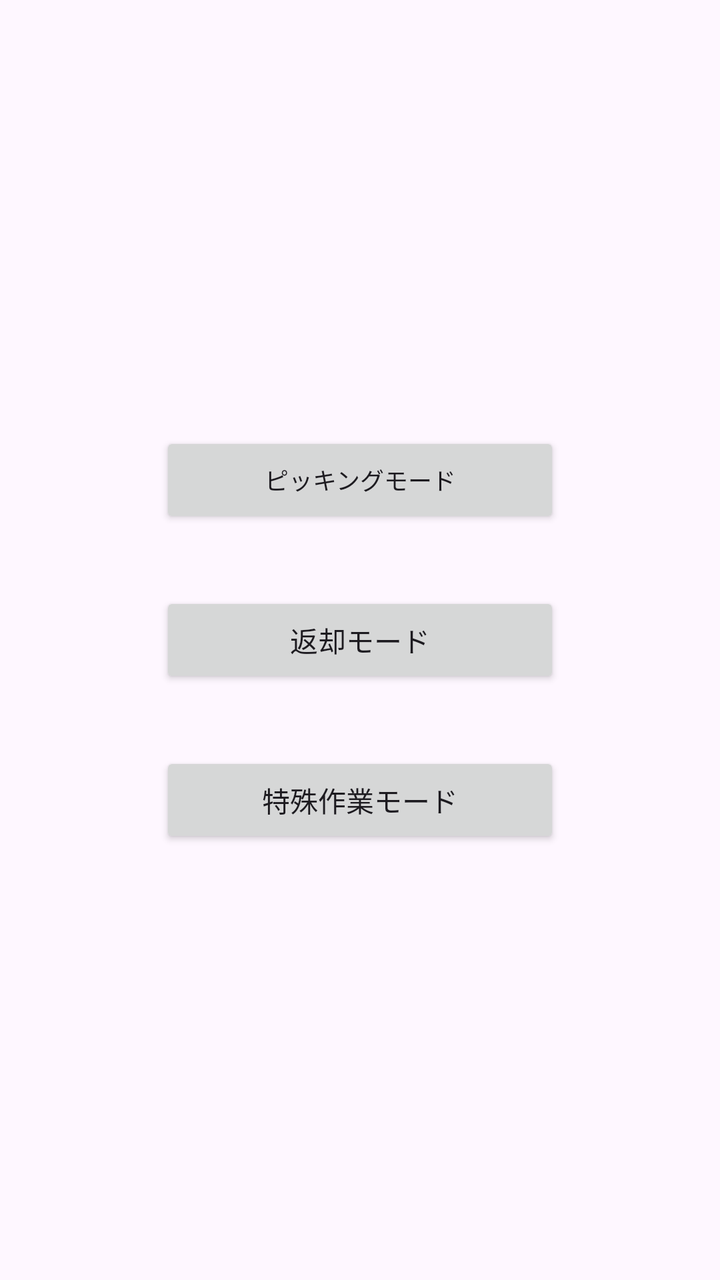
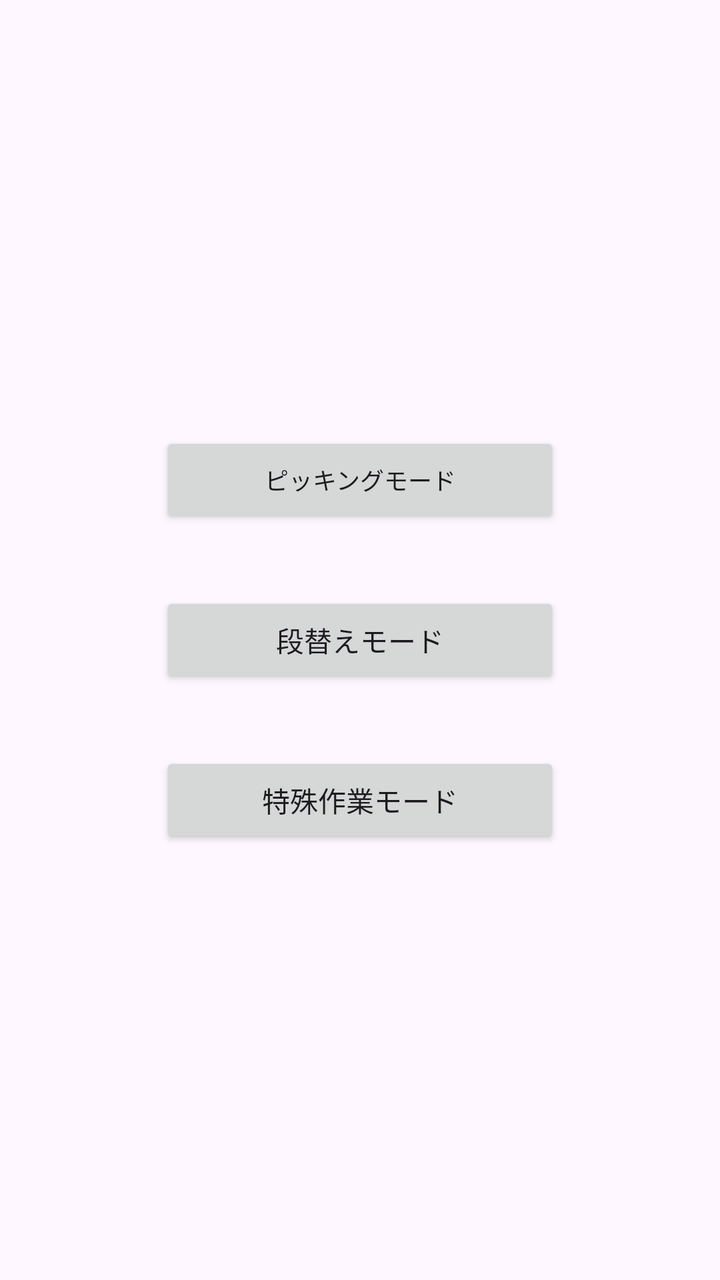

An Android layout rendered at two revisions. The XML below is the earlier revision; the diff shows what the commit changed to produce the second picture.
<!-- AndroidManifest.xml: application theme Theme.Material3.DayNight.NoActionBar -->
<!-- res/layout/activity_menu.xml -->
<?xml version="1.0" encoding="utf-8"?>
<LinearLayout
    xmlns:android="http://schemas.android.com/apk/res/android"
    android:orientation="vertical"
    android:gravity="center"
    android:layout_width="match_parent"
    android:layout_height="match_parent">

    <Button
        android:id="@+id/btnPicking"
        android:text="ピッキングモード"
        android:textSize="12sp"
        android:layout_width="200dp"
        android:layout_height="wrap_content"
        android:layout_margin="16dp"/>

    <Button
        android:id="@+id/btnReturn"
        android:text="返却モード"
        android:layout_width="200dp"
        android:layout_height="wrap_content"
        android:layout_margin="16dp"/>

    <Button
        android:id="@+id/btnSpecial"
        android:text="特殊作業モード"
        android:layout_width="200dp"
        android:layout_height="wrap_content"
        android:layout_margin="16dp"/>

</LinearLayout>
<!-- resources referenced by this layout -->
<resources>

</resources>

<!-- the commit's change to res/layout/activity_menu.xml (unified diff, before → after) -->
@@ -16,7 +16,7 @@
 
     <Button
         android:id="@+id/btnReturn"
-        android:text="返却モード"
+        android:text="段替えモード"
         android:layout_width="200dp"
         android:layout_height="wrap_content"
         android:layout_margin="16dp"/>
